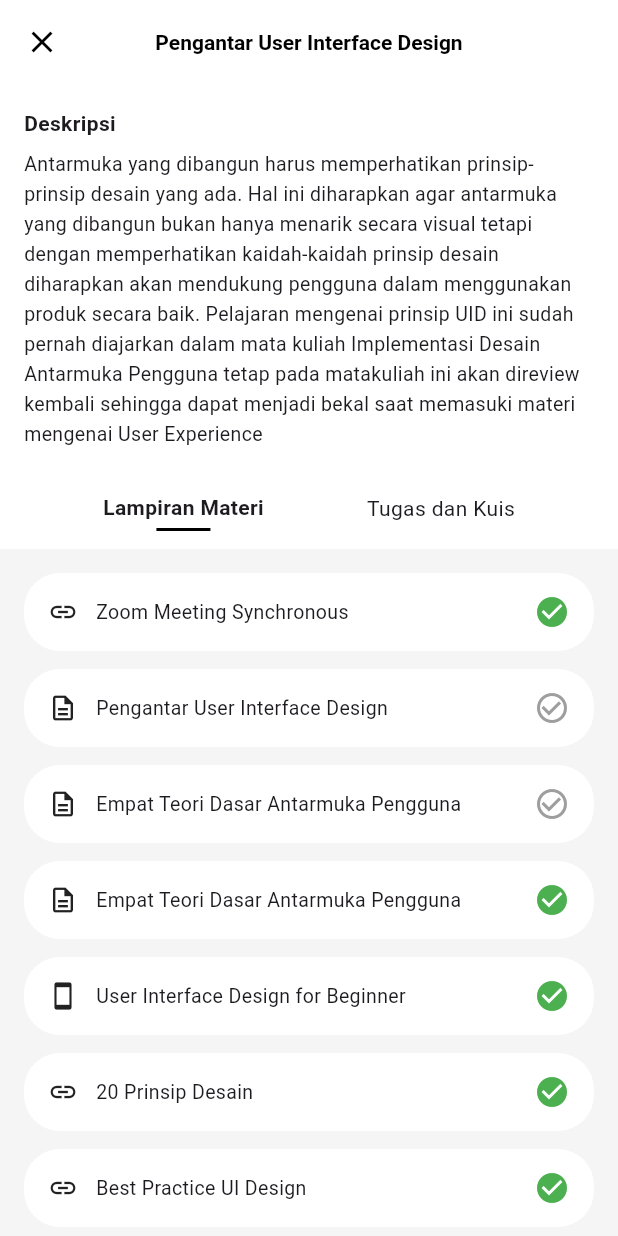
After one commit to anaksantri5928/celoe_lms_app, a Flutter app: the KelasDashboardPage screen opened directly, after a tap on "Pertemuan 1", on a phone screen of 412 x 824 dp. The commit adds this screen. Run offline on Flutter 3.47's test engine with Material 3 defaults, Android fonts, the phone set to English and light mode, and no system bars.

Commit message:
feat(ui): add materi sheet page with navigation

```diff
--- a/lib/pages/kelas_dashboard_page.dart
+++ b/lib/pages/kelas_dashboard_page.dart
@@ -1,4 +1,5 @@
 import 'package:flutter/material.dart';
+import 'package:celoe_lms_app/pages/materi_sheet_page.dart';
 
 class KelasDashboardPage extends StatefulWidget {
   const KelasDashboardPage({super.key});
@@ -93,38 +94,44 @@ class _KelasDashboardPageState extends State<KelasDashboardPage> {
   Widget _materiTab() {
     return ListView(
       padding: const EdgeInsets.all(16),
-      children: const [
+      children: [
         _MateriCard(
           pertemuan: 'Pertemuan 1',
           title: '01 - Pengantar User Interface Design',
           info: '3 URLs, 2 Files, 3 Interactive Content',
           done: false,
+          onTap: () {
+            Navigator.push(
+              context,
+              MaterialPageRoute(builder: (_) => const MateriSheetPage()),
+            );
+          },
         ),
-        _MateriCard(
+        const _MateriCard(
           pertemuan: 'Pertemuan 2',
           title: '02 - Konsep User Interface Design',
           info: '2 URLs, 1 Kuis, 3 Files, 1 Tugas',
           done: true,
         ),
-        _MateriCard(
+        const _MateriCard(
           pertemuan: 'Pertemuan 3',
           title: '03 - Interaksi pada User Interface Design',
           info: '3 URLs, 2 Files, 3 Interactive Content',
           done: true,
         ),
-        _MateriCard(
+        const _MateriCard(
           pertemuan: 'Pertemuan 4',
           title: '04 - Ethnographic Observation',
           info: '3 URLs, 2 Files, 3 Interactive Content',
           done: true,
         ),
-        _MateriCard(
+        const _MateriCard(
           pertemuan: 'Pertemuan 5',
           title: '05 - UID Testing',
           info: '3 URLs, 2 Files, 3 Interactive Content',
           done: true,
         ),
-        _MateriCard(
+        const _MateriCard(
           pertemuan: 'Pertemuan 6',
           title: '06 - Assessment 1',
           info: '3 URLs, 2 Files, 3 Interactive Content',
@@ -203,17 +210,22 @@ class _MateriCard extends StatelessWidget {
   final String title;
   final String info;
   final bool done;
+  final VoidCallback? onTap;
 
   const _MateriCard({
     required this.pertemuan,
     required this.title,
     required this.info,
     required this.done,
+    this.onTap,
   });
 
   @override
   Widget build(BuildContext context) {
-    return Container(
+    return InkWell(
+      onTap: onTap,
+      borderRadius: BorderRadius.circular(12),
+      child: Container(
         margin: const EdgeInsets.only(bottom: 12),
         padding: const EdgeInsets.all(16),
         decoration: BoxDecoration(
@@ -259,6 +271,7 @@ class _MateriCard extends StatelessWidget {
               color: done ? Colors.green : Colors.grey,
             ),
           ],
+        ),
       ),
     );
   }
--- /dev/null
+++ b/lib/pages/materi_sheet_page.dart
@@ -0,0 +1,234 @@
+import 'package:flutter/material.dart';
+
+class MateriSheetPage extends StatefulWidget {
+  const MateriSheetPage({super.key});
+
+  @override
+  State<MateriSheetPage> createState() => _MateriSheetPageState();
+}
+
+class _MateriSheetPageState extends State<MateriSheetPage> {
+  int _activeTab = 0; // 0 = Lampiran Materi, 1 = Tugas dan Kuis
+
+  @override
+  Widget build(BuildContext context) {
+    return Scaffold(
+      backgroundColor: Colors.grey.shade100,
+
+      /// APP BAR (SHEET STYLE)
+      appBar: AppBar(
+        backgroundColor: Colors.white,
+        elevation: 0,
+        centerTitle: true,
+        title: const Text(
+          'Pengantar User Interface Design',
+          style: TextStyle(
+            color: Colors.black,
+            fontSize: 14,
+            fontWeight: FontWeight.bold,
+          ),
+        ),
+        leading: IconButton(
+          icon: const Icon(Icons.close, color: Colors.black),
+          onPressed: () => Navigator.pop(context),
+        ),
+      ),
+
+      body: Column(
+        children: [
+          _descriptionSection(),
+          _tabMenu(),
+          Expanded(child: _tabContent()),
+        ],
+      ),
+    );
+  }
+
+  // ================= DESKRIPSI =================
+  Widget _descriptionSection() {
+    return Container(
+      color: Colors.white,
+      padding: const EdgeInsets.all(16),
+      child: const Column(
+        crossAxisAlignment: CrossAxisAlignment.start,
+        children: [
+          Text(
+            'Deskripsi',
+            style: TextStyle(fontWeight: FontWeight.bold),
+          ),
+          SizedBox(height: 8),
+          Text(
+            'Antarmuka yang dibangun harus memperhatikan prinsip-prinsip '
+            'desain yang ada. Hal ini diharapkan agar antarmuka yang dibangun '
+            'bukan hanya menarik secara visual tetapi dengan memperhatikan '
+            'kaidah-kaidah prinsip desain diharapkan akan mendukung pengguna '
+            'dalam menggunakan produk secara baik. Pelajaran mengenai prinsip '
+            'UID ini sudah pernah diajarkan dalam mata kuliah Implementasi '
+            'Desain Antarmuka Pengguna tetap pada matakuliah ini akan direview '
+            'kembali sehingga dapat menjadi bekal saat memasuki materi '
+            'mengenai User Experience',
+            style: TextStyle(fontSize: 13, height: 1.5),
+          ),
+        ],
+      ),
+    );
+  }
+
+  // ================= TAB MENU =================
+  Widget _tabMenu() {
+    return Container(
+      color: Colors.white,
+      padding: const EdgeInsets.symmetric(vertical: 12),
+      child: Row(
+        mainAxisAlignment: MainAxisAlignment.spaceEvenly,
+        children: [
+          _TabButton(
+            label: 'Lampiran Materi',
+            active: _activeTab == 0,
+            onTap: () => setState(() => _activeTab = 0),
+          ),
+          _TabButton(
+            label: 'Tugas dan Kuis',
+            active: _activeTab == 1,
+            onTap: () => setState(() => _activeTab = 1),
+          ),
+        ],
+      ),
+    );
+  }
+
+  // ================= TAB CONTENT =================
+  Widget _tabContent() {
+    if (_activeTab == 0) {
+      return _lampiranMateriTab();
+    }
+    return const Center(
+      child: Text(
+        'Tugas dan Kuis (Coming Soon)',
+        style: TextStyle(color: Colors.grey),
+      ),
+    );
+  }
+
+  // ================= LAMPIRAN MATERI =================
+  Widget _lampiranMateriTab() {
+    return ListView(
+      padding: const EdgeInsets.all(16),
+      children: const [
+        _LampiranItem(
+          icon: Icons.link,
+          title: 'Zoom Meeting Synchronous',
+          done: true,
+        ),
+        _LampiranItem(
+          icon: Icons.description_outlined,
+          title: 'Pengantar User Interface Design',
+          done: false,
+        ),
+        _LampiranItem(
+          icon: Icons.description_outlined,
+          title: 'Empat Teori Dasar Antarmuka Pengguna',
+          done: false,
+        ),
+        _LampiranItem(
+          icon: Icons.description_outlined,
+          title: 'Empat Teori Dasar Antarmuka Pengguna',
+          done: true,
+        ),
+        _LampiranItem(
+          icon: Icons.smartphone,
+          title: 'User Interface Design for Beginner',
+          done: true,
+        ),
+        _LampiranItem(
+          icon: Icons.link,
+          title: '20 Prinsip Desain',
+          done: true,
+        ),
+        _LampiranItem(
+          icon: Icons.link,
+          title: 'Best Practice UI Design',
+          done: true,
+        ),
+      ],
+    );
+  }
+}
+
+/// ================= TAB BUTTON =================
+class _TabButton extends StatelessWidget {
+  final String label;
+  final bool active;
+  final VoidCallback onTap;
+
+  const _TabButton({
+    required this.label,
+    required this.active,
+    required this.onTap,
+  });
+
+  @override
+  Widget build(BuildContext context) {
+    return GestureDetector(
+      onTap: onTap,
+      child: Column(
+        children: [
+          Text(
+            label,
+            style: TextStyle(
+              fontWeight: active ? FontWeight.bold : FontWeight.normal,
+            ),
+          ),
+          const SizedBox(height: 4),
+          if (active)
+            Container(
+              width: 36,
+              height: 2,
+              color: Colors.black,
+            ),
+        ],
+      ),
+    );
+  }
+}
+
+/// ================= LAMPIRAN ITEM =================
+class _LampiranItem extends StatelessWidget {
+  final IconData icon;
+  final String title;
+  final bool done;
+
+  const _LampiranItem({
+    required this.icon,
+    required this.title,
+    required this.done,
+  });
+
+  @override
+  Widget build(BuildContext context) {
+    return Container(
+      margin: const EdgeInsets.only(bottom: 12),
+      padding: const EdgeInsets.symmetric(horizontal: 16, vertical: 14),
+      decoration: BoxDecoration(
+        color: Colors.white,
+        borderRadius: BorderRadius.circular(24),
+      ),
+      child: Row(
+        children: [
+          Icon(icon, size: 20),
+          const SizedBox(width: 12),
+          Expanded(
+            child: Text(
+              title,
+              style: const TextStyle(fontSize: 13),
+            ),
+          ),
+          Icon(
+            done ? Icons.check_circle : Icons.check_circle_outline,
+            color: done ? Colors.green : Colors.grey,
+          ),
+        ],
+      ),
+    );
+  }
+}
```
Lines whose indentation alone changed are shown as unchanged.
